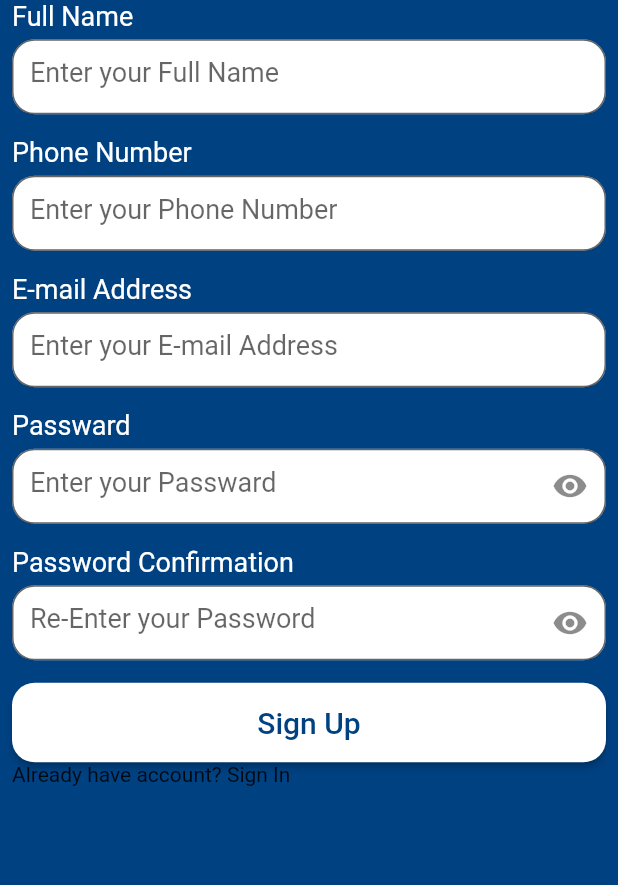
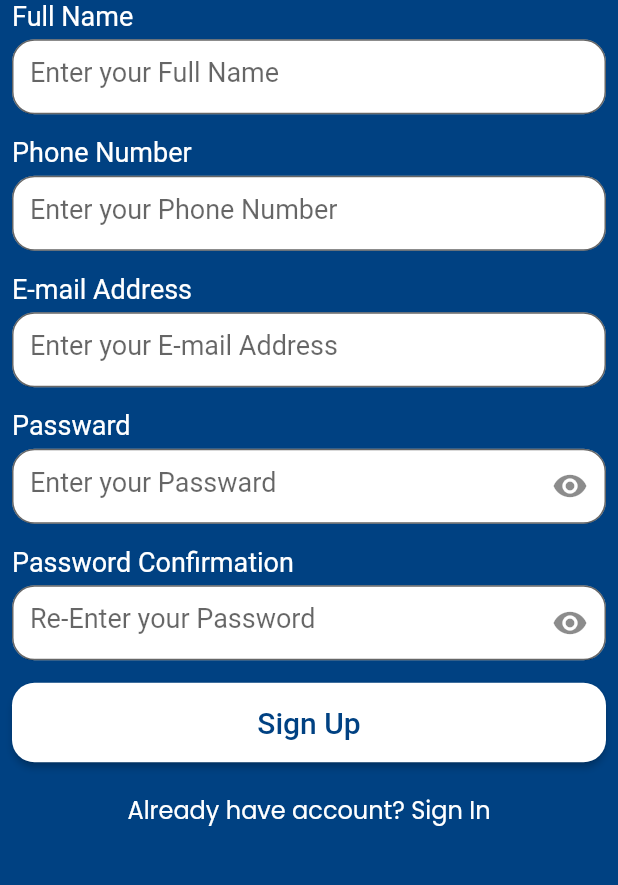
Before and after one commit to coomputer1426/Ecommerce-App, a Flutter app: the screen it shows after launch, after a tap on "Sign In", after a tap on "Don't have an account?, Create Account", on a phone screen of 412 x 824 dp, the part 271-1156 px from its top. Run offline on Flutter 3.47's test engine with Material 2 defaults, Android fonts, the phone set to English and light mode, and no system bars.

Commit message:
+ login screen + register screen  each screen has a navigator and method implementations duplicated in each screen, much redundancy

```diff
--- a/lib/main.dart
+++ b/lib/main.dart
@@ -1,12 +1,16 @@
+import 'package:ecommerce/provider/app_config_provider.dart';
+import 'package:ecommerce/ui/home/home_screen.dart';
 import 'package:ecommerce/ui/login/login_screen.dart';
 import 'package:ecommerce/ui/register/register_screen.dart';
 import 'package:flutter/material.dart';
 import 'package:ecommerce/ui/splash/splash_screen.dart';
+import 'package:provider/provider.dart';
 import 'ui/login/login_screen_provider_mvvm.dart';
 import 'ui/register/register_screen_mvvm.dart';
 
 void main() {
-  runApp(const MyApplication());
+  runApp(ChangeNotifierProvider(
+      create: (_) => AppConfigProvider(), child: const MyApplication()));
 }
 
 class MyApplication extends StatelessWidget {
@@ -20,7 +24,7 @@ class MyApplication extends StatelessWidget {
       debugShowCheckedModeBanner: false,
       theme: ThemeData(
         appBarTheme:
-            const AppBarTheme(backgroundColor: Color(0xff004182), elevation: 0),
+        const AppBarTheme(backgroundColor: Color(0xff004182), elevation: 0),
         primaryColor: const Color(0xff004182),
         scaffoldBackgroundColor: const Color(0xff004182),
       ),
@@ -28,6 +32,9 @@ class MyApplication extends StatelessWidget {
         LoginScreen.routeName: (_) => const LoginScreen(),
         SplashScreen.routeName: (_) => SplashScreen(),
         RegisterScreen.routeName: (_) => const RegisterScreen(),
+        LoginScreenMVVM.routeName: (_) => const LoginScreenMVVM(),
+        RegisterScreenMVVM.routeName: (_) => const RegisterScreenMVVM(),
+        HomeScreen.routeName: (_) => const HomeScreen()
       },
       initialRoute: SplashScreen.routeName,
     );
--- /dev/null
+++ b/lib/provider/app_config_provider.dart
@@ -0,0 +1,9 @@
+import 'package:flutter/material.dart';
+
+class AppConfigProvider extends ChangeNotifier {
+  String? token;
+
+  void updateToken(String? token) {
+    this.token = token;
+  }
+}
--- a/lib/ui/DialogUtils.dart
+++ b/lib/ui/DialogUtils.dart
@@ -60,7 +60,10 @@ class DialogUtils {
         context: context,
         builder: (buildContext) {
           return AlertDialog(
-            content: Text(message),
+            content: Text(
+              message,
+              style: const TextStyle(fontSize: 18, fontWeight: FontWeight.w500),
+            ),
             actions: actions,
           );
         },
--- a/lib/ui/login/login_navigator.dart
+++ b/lib/ui/login/login_navigator.dart
@@ -15,4 +15,6 @@ abstract class LoginNavigator {
       bool dismissible = true});
 
   void showProgressDialog(String progressMessage);
+
+  void gotoHome() {}
 }
--- a/lib/ui/login/login_screen_provider_mvvm.dart
+++ b/lib/ui/login/login_screen_provider_mvvm.dart
@@ -1,7 +1,9 @@
 import 'package:ecommerce/api/api_manager.dart';
 import 'package:ecommerce/ui/DialogUtils.dart';
+import 'package:ecommerce/ui/home/home_screen.dart';
 import 'package:ecommerce/ui/login/login_navigator.dart';
 import 'package:ecommerce/ui/login/login_viewModel.dart';
+import 'package:ecommerce/ui/register/register_screen_mvvm.dart';
 import 'package:flutter/material.dart';
 import 'package:ecommerce/widgets/form_label.dart';
 import 'package:ecommerce/widgets/custom_form_txt_field.dart';
@@ -9,7 +11,7 @@ import 'package:ecommerce/widgets/form_submit_button.dart';
 import 'package:provider/provider.dart';
 
 class LoginScreenMVVM extends StatefulWidget {
-  static const routeName = "login";
+  static const routeName = "loginmvvm";
 
   const LoginScreenMVVM({super.key});
 
@@ -24,6 +26,13 @@ class _LoginScreenMVVMState extends State<LoginScreenMVVM>
   LoginViewModel viewModel = LoginViewModel();
   TextStyle poopintsTextStyle =
       const TextStyle(color: Colors.white, fontSize: 24, fontFamily: "Poppins");
+
+  @override
+  void initState() {
+    // TODO: implement initState
+    super.initState();
+    viewModel.navigator = this;
+  }
 
   // TextEditingController nameController = TextEditingController();
 
@@ -144,6 +153,21 @@ class _LoginScreenMVVMState extends State<LoginScreenMVVM>
                         FormSubmitButton("Sign In", () {
                           login();
                         }),
+                        const SizedBox(
+                          height: 20,
+                        ),
+                        InkWell(
+                          onTap: () {
+                            Navigator.pushNamed(
+                                context, RegisterScreenMVVM.routeName);
+                          },
+                          child: Text(
+                            "Don't have an account?, Create Account ",
+                            style: poopintsTextStyle.copyWith(
+                                fontWeight: FontWeight.w500, fontSize: 16),
+                            textAlign: TextAlign.center,
+                          ),
+                        )
                       ],
                     ),
                   ),
@@ -191,6 +215,12 @@ class _LoginScreenMVVMState extends State<LoginScreenMVVM>
   }
 
   @override
+  void gotoHome() {
+    // TODO: implement gotoHome
+    Navigator.pushReplacementNamed(context, HomeScreen.routeName);
+  }
+
+  @override
   void showProgressDialog(String progressMessage) {
     // TODO: implement showProgressDialog
     DialogUtils.showLoading(context, progressMessage);
--- a/lib/ui/register/register_navigator.dart
+++ b/lib/ui/register/register_navigator.dart
@@ -15,4 +15,6 @@ abstract class RegisterNavigator {
       bool dismissible = true});
 
   void showProgressDialog(String progressMessage);
+
+  void gotoHome() {}
 }
--- a/lib/ui/register/register_screen_mvvm.dart
+++ b/lib/ui/register/register_screen_mvvm.dart
@@ -1,5 +1,8 @@
 // import 'package:ecommerce/api/api_manager.dart';
+import 'package:ecommerce/provider/app_config_provider.dart';
 import 'package:ecommerce/ui/DialogUtils.dart';
+import 'package:ecommerce/ui/home/home_screen.dart';
+import 'package:ecommerce/ui/login/login_screen_provider_mvvm.dart';
 import 'package:ecommerce/ui/register/register_navigator.dart';
 import 'package:ecommerce/ui/register/register_viewModel.dart';
 import 'package:flutter/material.dart';
@@ -7,9 +10,10 @@ import 'package:ecommerce/widgets/form_label.dart';
 import 'package:ecommerce/widgets/custom_form_txt_field.dart';
 import 'package:ecommerce/widgets/form_submit_button.dart';
 import 'package:provider/provider.dart';
+import '../theme.dart';
 
 class RegisterScreenMVVM extends StatefulWidget {
-  static const routeName = "register";
+  static const routeName = "registermvvm";
 
   const RegisterScreenMVVM({super.key});
 
@@ -43,6 +47,7 @@ class _RegisterScreenMVVMState extends State<RegisterScreenMVVM>
     // TODO: implement initState
     super.initState();
     viewModel.navigator = this;
+    viewModel.configProvider = Provider.of<AppConfigProvider>(context);
   }
 
   @override
@@ -153,6 +158,21 @@ class _RegisterScreenMVVMState extends State<RegisterScreenMVVM>
                         FormSubmitButton("Sign Up", () {
                           register();
                         }),
+                        const SizedBox(
+                          height: 20,
+                        ),
+                        InkWell(
+                          onTap: () {
+                            Navigator.pushNamed(
+                                context, LoginScreenMVVM.routeName);
+                          },
+                          child: Text(
+                            "Already have account? Sign In",
+                            textAlign: TextAlign.center,
+                            style: poopintsTextStyle.copyWith(
+                                fontSize: 16, fontWeight: FontWeight.w500),
+                          ),
+                        )
                       ],
                     ),
                   ),
@@ -209,4 +229,10 @@ class _RegisterScreenMVVMState extends State<RegisterScreenMVVM>
     // TODO: implement showProgressDialog
     DialogUtils.showLoading(context, progressMessage);
   }
+
+  @override
+  void gotoHome() {
+    // TODO: implement gotoHome
+    Navigator.pushNamed(context, HomeScreen.routeName);
+  }
 }
--- a/lib/ui/splash/splash_screen.dart
+++ b/lib/ui/splash/splash_screen.dart
@@ -1,6 +1,7 @@
 import 'dart:async';
 
 import 'package:ecommerce/ui/login/login_screen.dart';
+import 'package:ecommerce/ui/login/login_screen_provider_mvvm.dart';
 import 'package:flutter/material.dart';
 import 'package:ecommerce/ui/register/register_screen.dart';
 
@@ -22,7 +23,8 @@ class SplashScreen extends StatelessWidget {
       // ));
       // Navigator.of(_scaffoldKey.currentContext!).pushReplacementNamed(LoginScreen.routeName);
       Navigator.of(navigatorKey.currentContext!)
-          .pushReplacementNamed(LoginScreen.routeName);
+          // .pushReplacementNamed(LoginScreen.routeName);
+          .pushReplacementNamed(LoginScreenMVVM.routeName);
     });
     return Scaffold(
       // key: _scaffoldKey,
--- /dev/null
+++ b/lib/ui/theme.dart
@@ -0,0 +1,4 @@
+import 'package:flutter/material.dart';
+
+TextStyle poopintsTextStyle =
+    const TextStyle(color: Colors.white, fontSize: 24, fontFamily: "Poppins");
```
Also changed, not shown: lib/api/model/response/RegisterResponse.dart (+14 -5 lines), lib/api/model/response/loginResponse.dart (+6 -2 lines), lib/ui/home/home_screen.dart (added, +12 -0 lines), lib/ui/login/login_screen.dart (+10 -4 lines), lib/ui/login/login_viewModel.dart (+9 -2 lines), lib/ui/register/register_screen.dart (+14 -2 lines), lib/ui/register/register_viewModel.dart (+16 -7 lines).
